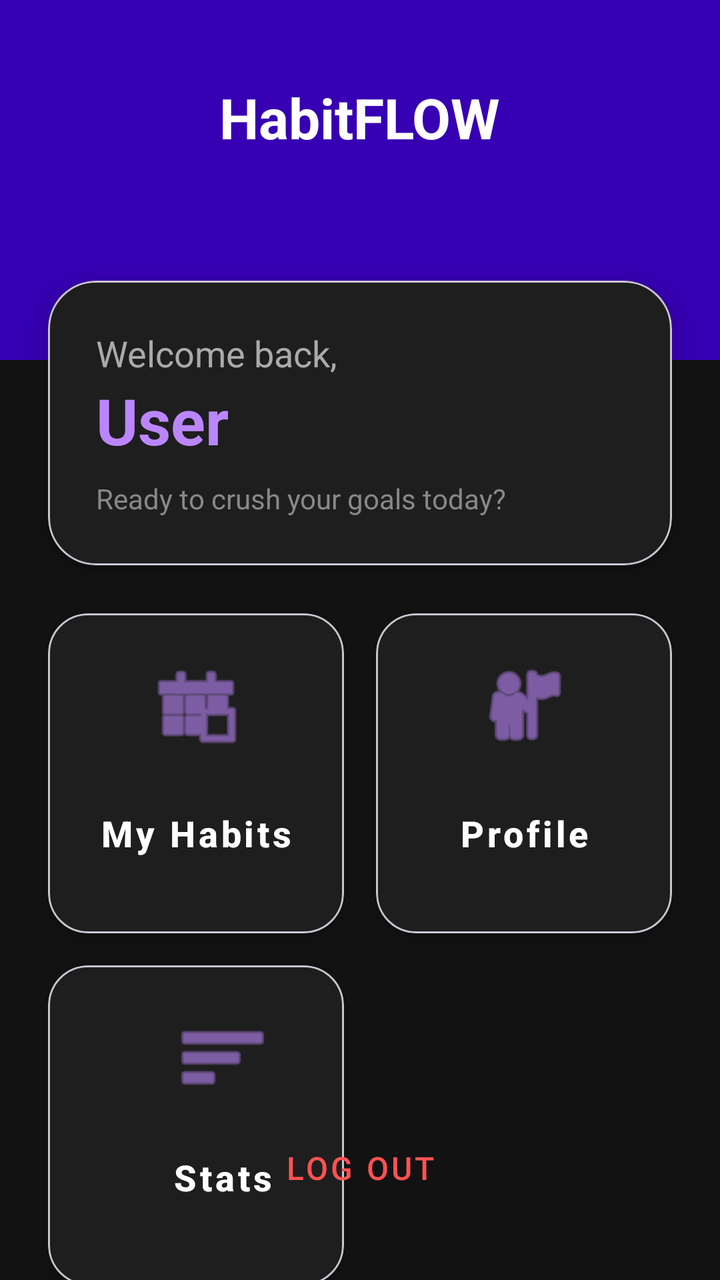
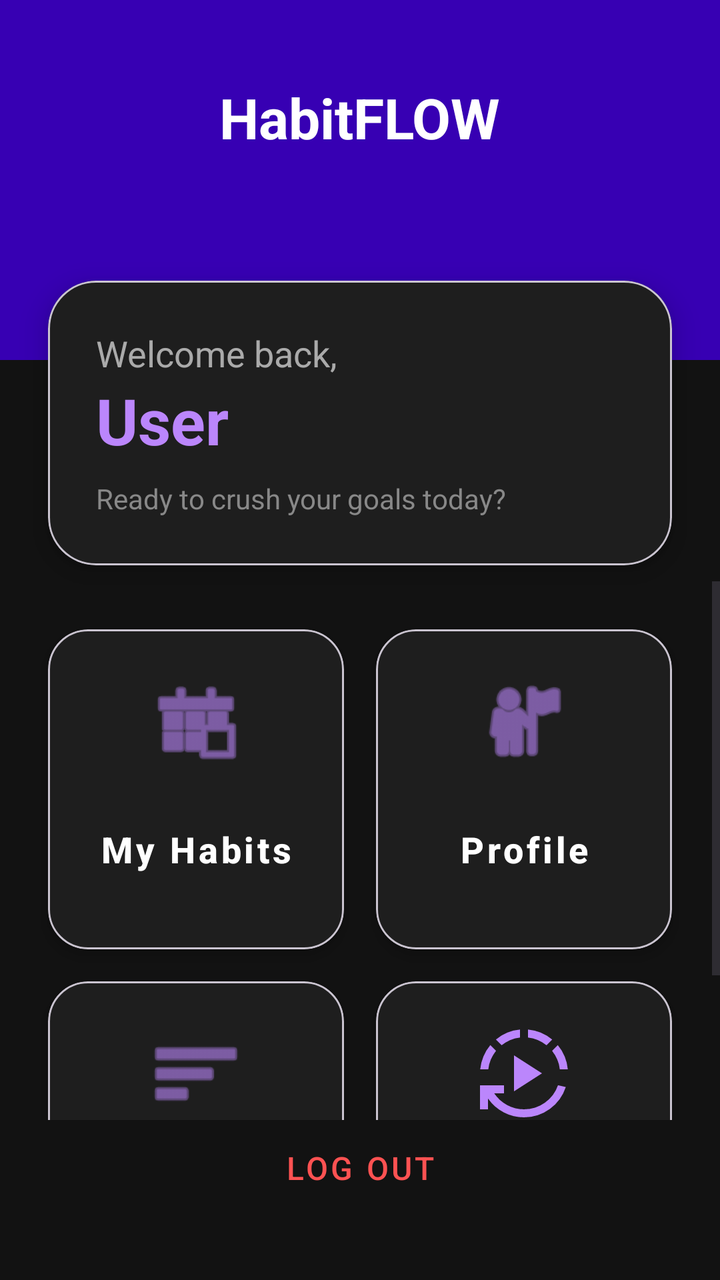

Screens rendered from an Android XML layout before and after an edit, with the pre-edit source and the edit as a unified diff.
<!-- AndroidManifest.xml: application theme Theme.HabitFLOWS -->
<!-- res/layout/activity_main_menu.xml -->
<?xml version="1.0" encoding="utf-8"?>
<androidx.constraintlayout.widget.ConstraintLayout xmlns:android="http://schemas.android.com/apk/res/android"
    xmlns:app="http://schemas.android.com/apk/res-auto"
    xmlns:tools="http://schemas.android.com/tools"
    android:id="@+id/main"
    android:layout_width="match_parent"
    android:layout_height="match_parent"
    android:background="@color/background_black"
    tools:context=".MainMenu">

    
    <View
        android:id="@+id/viewHeader"
        android:layout_width="match_parent"
        android:layout_height="180dp"
        android:background="@color/purple_700"
        app:layout_constraintTop_toTopOf="parent"
        tools:layout_editor_absoluteX="134dp" />

    <TextView
        android:id="@+id/mainMenuHomeTV"
        android:layout_width="wrap_content"
        android:layout_height="wrap_content"
        android:layout_marginTop="40dp"
        android:text="HabitFLOW"
        android:textColor="@color/white"
        android:textSize="28sp"
        android:textStyle="bold"
        app:layout_constraintEnd_toEndOf="parent"
        app:layout_constraintStart_toStartOf="parent"
        app:layout_constraintTop_toTopOf="parent" />

    
    <com.google.android.material.card.MaterialCardView
        android:id="@+id/welcomeCard"
        android:layout_width="match_parent"
        android:layout_height="wrap_content"
        android:layout_marginStart="24dp"
        android:layout_marginTop="-40dp"
        android:layout_marginEnd="24dp"
        app:cardBackgroundColor="@color/surface_dark"
        app:cardCornerRadius="24dp"
        app:cardElevation="8dp"
        app:layout_constraintTop_toBottomOf="@id/viewHeader">

        <LinearLayout
            android:layout_width="match_parent"
            android:layout_height="wrap_content"
            android:orientation="vertical"
            android:padding="24dp">

            <TextView
                android:id="@+id/mainMenuHomeTV3"
                android:layout_width="wrap_content"
                android:layout_height="wrap_content"
                android:text="Welcome back,"
                android:textColor="#AAAAAA"
                android:textSize="18sp" />

            <TextView
                android:id="@+id/mainMenuHomeTV4"
                android:layout_width="wrap_content"
                android:layout_height="wrap_content"
                android:text="User"
                android:textColor="@color/purple_200"
                android:textSize="32sp"
                android:textStyle="bold" />

            <TextView
                android:layout_width="wrap_content"
                android:layout_height="wrap_content"
                android:layout_marginTop="8dp"
                android:text="Ready to crush your goals today?"
                android:textColor="#888888"
                android:textSize="14sp" />
        </LinearLayout>
    </com.google.android.material.card.MaterialCardView>

    
    <GridLayout
        android:id="@+id/gridLayout"
        android:layout_width="match_parent"
        android:layout_height="wrap_content"
        android:layout_margin="16dp"
        android:columnCount="2"
        android:rowCount="1"
        app:layout_constraintTop_toBottomOf="@id/welcomeCard"
        tools:layout_editor_absoluteX="16dp">

        
        <com.google.android.material.card.MaterialCardView
            android:layout_width="0dp"
            android:layout_height="160dp"
            android:layout_rowWeight="1"
            android:layout_columnWeight="1"
            android:layout_margin="8dp"
            app:cardBackgroundColor="@color/surface_dark"
            app:cardCornerRadius="20dp"
            app:cardElevation="4dp">

            <com.google.android.material.button.MaterialButton
                android:id="@+id/btnHabit"
                style="@style/Widget.MaterialComponents.Button.TextButton"
                android:layout_width="match_parent"
                android:layout_height="match_parent"
                android:gravity="center"
                android:orientation="vertical"
                android:padding="16dp"
                android:text="My Habits"
                android:textAllCaps="false"
                android:textColor="@color/white"
                android:textSize="18sp"
                android:textStyle="bold"
                app:icon="@android:drawable/ic_menu_today"
                app:iconGravity="top"
                app:iconPadding="12dp"
                app:iconSize="48dp"
                app:iconTint="@color/purple_200" />

        </com.google.android.material.card.MaterialCardView>

        
        <com.google.android.material.card.MaterialCardView
            android:layout_width="0dp"
            android:layout_height="160dp"
            android:layout_rowWeight="1"
            android:layout_columnWeight="1"
            android:layout_margin="8dp"
            app:cardBackgroundColor="@color/surface_dark"
            app:cardCornerRadius="20dp"
            app:cardElevation="4dp">

            <com.google.android.material.button.MaterialButton
                android:id="@+id/Profile"
                style="@style/Widget.MaterialComponents.Button.TextButton"
                android:layout_width="match_parent"
                android:layout_height="match_parent"
                android:gravity="center"
                android:padding="16dp"
                android:text="Profile"
                android:textAllCaps="false"
                android:textColor="@color/white"
                android:textSize="18sp"
                android:textStyle="bold"
                app:icon="@android:drawable/ic_menu_myplaces"
                app:iconGravity="top"
                app:iconPadding="12dp"
                app:iconSize="48dp"
                app:iconTint="@color/purple_200" />
        </com.google.android.material.card.MaterialCardView>

        <com.google.android.material.card.MaterialCardView
            android:layout_width="0dp"
            android:layout_height="160dp"
            android:layout_rowWeight="1"
            android:layout_columnWeight="1"
            android:layout_margin="8dp"
            app:cardBackgroundColor="@color/surface_dark"
            app:cardCornerRadius="20dp"
            app:cardElevation="4dp">
            <com.google.android.material.button.MaterialButton
                android:id="@+id/btnStats"
                style="@style/Widget.MaterialComponents.Button.TextButton"
                android:layout_width="175dp"
                android:layout_height="152dp"
                android:gravity="center"
                android:orientation="vertical"
                android:padding="16dp"
                android:text="Stats"
                android:textAllCaps="false"
                android:textColor="@color/white"
                android:textSize="18sp"
                android:textStyle="bold"
                app:icon="@android:drawable/ic_menu_sort_by_size"
                app:iconGravity="top"
                app:iconPadding="12dp"
                app:iconSize="48dp"
                app:iconTint="@color/purple_200"
                app:layout_constraintBottom_toBottomOf="parent"
                app:layout_constraintEnd_toEndOf="parent"
                app:layout_constraintHorizontal_bias="0.101"
                app:layout_constraintStart_toStartOf="parent"
                app:layout_constraintTop_toTopOf="parent"
                app:layout_constraintVertical_bias="0.844" />
        </com.google.android.material.card.MaterialCardView>

    </GridLayout>

    
    <com.google.android.material.button.MaterialButton
        android:id="@+id/mainMenuLogoutBtn"
        style="@style/Widget.MaterialComponents.Button.TextButton"
        android:layout_width="wrap_content"
        android:layout_height="wrap_content"
        android:layout_marginBottom="32dp"
        android:text="Log Out"
        android:textColor="#FF5252"
        android:textSize="16sp"
        app:layout_constraintBottom_toBottomOf="parent"
        app:layout_constraintEnd_toEndOf="parent"
        app:layout_constraintStart_toStartOf="parent" />



</androidx.constraintlayout.widget.ConstraintLayout>
<!-- resources referenced by this layout -->
<resources>
  <color name="background_black">#121212</color>
  <color name="purple_200">#FFBB86FC</color>
  <color name="purple_700">#FF3700B3</color>
  <color name="surface_dark">#1E1E1E</color>
  <color name="white">#FFFFFFFF</color>
  <style name="Theme.HabitFLOWS" parent="Base.Theme.HabitFLOWS" />
  <style name="Base.Theme.HabitFLOWS" parent="Theme.Material3.DayNight.NoActionBar">
          
          
      </style>
</resources>

<!-- the commit's change to res/layout/activity_main_menu.xml (unified diff, before → after) -->
@@ -14,8 +14,7 @@
         android:layout_width="match_parent"
         android:layout_height="180dp"
         android:background="@color/purple_700"
-        app:layout_constraintTop_toTopOf="parent"
-        tools:layout_editor_absoluteX="134dp" />
+        app:layout_constraintTop_toTopOf="parent" />
 
     <TextView
         android:id="@+id/mainMenuHomeTV"
@@ -77,114 +76,142 @@
     </com.google.android.material.card.MaterialCardView>
 
     
-    <GridLayout
-        android:id="@+id/gridLayout"
+    <ScrollView
         android:layout_width="match_parent"
-        android:layout_height="wrap_content"
-        android:layout_margin="16dp"
-        android:columnCount="2"
-        android:rowCount="1"
-        app:layout_constraintTop_toBottomOf="@id/welcomeCard"
-        tools:layout_editor_absoluteX="16dp">
-
-        
-        <com.google.android.material.card.MaterialCardView
-            android:layout_width="0dp"
-            android:layout_height="160dp"
-            android:layout_rowWeight="1"
-            android:layout_columnWeight="1"
-            android:layout_margin="8dp"
-            app:cardBackgroundColor="@color/surface_dark"
-            app:cardCornerRadius="20dp"
-            app:cardElevation="4dp">
-
-            <com.google.android.material.button.MaterialButton
-                android:id="@+id/btnHabit"
-                style="@style/Widget.MaterialComponents.Button.TextButton"
-                android:layout_width="match_parent"
-                android:layout_height="match_parent"
-                android:gravity="center"
-                android:orientation="vertical"
-                android:padding="16dp"
-                android:text="My Habits"
-                android:textAllCaps="false"
-                android:textColor="@color/white"
-                android:textSize="18sp"
-                android:textStyle="bold"
-                app:icon="@android:drawable/ic_menu_today"
-                app:iconGravity="top"
-                app:iconPadding="12dp"
-                app:iconSize="48dp"
-                app:iconTint="@color/purple_200" />
-
-        </com.google.android.material.card.MaterialCardView>
-
-        
-        <com.google.android.material.card.MaterialCardView
-            android:layout_width="0dp"
-            android:layout_height="160dp"
-            android:layout_rowWeight="1"
-            android:layout_columnWeight="1"
-            android:layout_margin="8dp"
-            app:cardBackgroundColor="@color/surface_dark"
-            app:cardCornerRadius="20dp"
-            app:cardElevation="4dp">
-
-            <com.google.android.material.button.MaterialButton
-                android:id="@+id/Profile"
-                style="@style/Widget.MaterialComponents.Button.TextButton"
-                android:layout_width="match_parent"
-                android:layout_height="match_parent"
-                android:gravity="center"
-                android:padding="16dp"
-                android:text="Profile"
-                android:textAllCaps="false"
-                android:textColor="@color/white"
-                android:textSize="18sp"
-                android:textStyle="bold"
-                app:icon="@android:drawable/ic_menu_myplaces"
-                app:iconGravity="top"
-                app:iconPadding="12dp"
-                app:iconSize="48dp"
-                app:iconTint="@color/purple_200" />
-        </com.google.android.material.card.MaterialCardView>
-
-        <com.google.android.material.card.MaterialCardView
-            android:layout_width="0dp"
-            android:layout_height="160dp"
-            android:layout_rowWeight="1"
-            android:layout_columnWeight="1"
-            android:layout_margin="8dp"
-            app:cardBackgroundColor="@color/surface_dark"
-            app:cardCornerRadius="20dp"
-            app:cardElevation="4dp">
-            <com.google.android.material.button.MaterialButton
-                android:id="@+id/btnStats"
-                style="@style/Widget.MaterialComponents.Button.TextButton"
-                android:layout_width="175dp"
-                android:layout_height="152dp"
-                android:gravity="center"
-                android:orientation="vertical"
-                android:padding="16dp"
-                android:text="Stats"
-                android:textAllCaps="false"
-                android:textColor="@color/white"
-                android:textSize="18sp"
-                android:textStyle="bold"
-                app:icon="@android:drawable/ic_menu_sort_by_size"
-                app:iconGravity="top"
-                app:iconPadding="12dp"
-                app:iconSize="48dp"
-                app:iconTint="@color/purple_200"
-                app:layout_constraintBottom_toBottomOf="parent"
-                app:layout_constraintEnd_toEndOf="parent"
-                app:layout_constraintHorizontal_bias="0.101"
-                app:layout_constraintStart_toStartOf="parent"
-                app:layout_constraintTop_toTopOf="parent"
-                app:layout_constraintVertical_bias="0.844" />
-        </com.google.android.material.card.MaterialCardView>
-
-    </GridLayout>
+        android:layout_height="0dp"
+        android:layout_marginTop="8dp"
+        app:layout_constraintBottom_toTopOf="@+id/mainMenuLogoutBtn"
+        app:layout_constraintTop_toBottomOf="@id/welcomeCard">
+
+        <GridLayout
+            android:id="@+id/gridLayout"
+            android:layout_width="match_parent"
+            android:layout_height="wrap_content"
+            android:layout_margin="16dp"
+            android:columnCount="2">
+
+            
+            <com.google.android.material.card.MaterialCardView
+                android:layout_width="0dp"
+                android:layout_height="160dp"
+                android:layout_rowWeight="1"
+                android:layout_columnWeight="1"
+                android:layout_margin="8dp"
+                app:cardBackgroundColor="@color/surface_dark"
+                app:cardCornerRadius="20dp"
+                app:cardElevation="4dp">
+
+                <com.google.android.material.button.MaterialButton
+                    android:id="@+id/btnHabit"
+                    style="@style/Widget.MaterialComponents.Button.TextButton"
+                    android:layout_width="match_parent"
+                    android:layout_height="match_parent"
+                    android:gravity="center"
+                    android:orientation="vertical"
+                    android:padding="16dp"
+                    android:text="My Habits"
+                    android:textAllCaps="false"
+                    android:textColor="@color/white"
+                    android:textSize="18sp"
+                    android:textStyle="bold"
+                    app:icon="@android:drawable/ic_menu_today"
+                    app:iconGravity="top"
+                    app:iconPadding="12dp"
+                    app:iconSize="48dp"
+                    app:iconTint="@color/purple_200" />
+            </com.google.android.material.card.MaterialCardView>
+
+            
+            <com.google.android.material.card.MaterialCardView
+                android:layout_width="0dp"
+                android:layout_height="160dp"
+                android:layout_rowWeight="1"
+                android:layout_columnWeight="1"
+                android:layout_margin="8dp"
+                app:cardBackgroundColor="@color/surface_dark"
+                app:cardCornerRadius="20dp"
+                app:cardElevation="4dp">
+
+                <com.google.android.material.button.MaterialButton
+                    android:id="@+id/Profile"
+                    style="@style/Widget.MaterialComponents.Button.TextButton"
+                    android:layout_width="match_parent"
+                    android:layout_height="match_parent"
+                    android:gravity="center"
+                    android:padding="16dp"
+                    android:text="Profile"
+                    android:textAllCaps="false"
+                    android:textColor="@color/white"
+                    android:textSize="18sp"
+                    android:textStyle="bold"
+                    app:icon="@android:drawable/ic_menu_myplaces"
+                    app:iconGravity="top"
+                    app:iconPadding="12dp"
+                    app:iconSize="48dp"
+                    app:iconTint="@color/purple_200" />
+            </com.google.android.material.card.MaterialCardView>
+
+            
+            <com.google.android.material.card.MaterialCardView
+                android:layout_width="0dp"
+                android:layout_height="160dp"
+                android:layout_rowWeight="1"
+                android:layout_columnWeight="1"
+                android:layout_margin="8dp"
+                app:cardBackgroundColor="@color/surface_dark"
+                app:cardCornerRadius="20dp"
+                app:cardElevation="4dp">
+
+                <com.google.android.material.button.MaterialButton
+                    android:id="@+id/btnStatistics"
+                    style="@style/Widget.MaterialComponents.Button.TextButton"
+                    android:layout_width="match_parent"
+                    android:layout_height="match_parent"
+                    android:gravity="center"
+                    android:padding="16dp"
+                    android:text="Stats"
+                    android:textAllCaps="false"
+                    android:textColor="@color/white"
+                    android:textSize="18sp"
+                    android:textStyle="bold"
+                    app:icon="@android:drawable/ic_menu_sort_by_size"
+                    app:iconGravity="top"
+                    app:iconPadding="12dp"
+                    app:iconSize="48dp"
+                    app:iconTint="@color/purple_200" />
+            </com.google.android.material.card.MaterialCardView>
+
+            
+            <com.google.android.material.card.MaterialCardView
+                android:layout_width="0dp"
+                android:layout_height="160dp"
+                android:layout_rowWeight="1"
+                android:layout_columnWeight="1"
+                android:layout_margin="8dp"
+                app:cardBackgroundColor="@color/surface_dark"
+                app:cardCornerRadius="20dp"
+                app:cardElevation="4dp">
+
+                <com.google.android.material.button.MaterialButton
+                    android:id="@+id/btnPlayHabit"
+                    style="@style/Widget.MaterialComponents.Button.TextButton"
+                    android:layout_width="match_parent"
+                    android:layout_height="match_parent"
+                    android:gravity="center"
+                    android:padding="16dp"
+                    android:text="Play Habit"
+                    android:textAllCaps="false"
+                    android:textColor="@color/white"
+                    android:textSize="18sp"
+                    android:textStyle="bold"
+                    app:icon="@drawable/outline_autoplay_24"
+                    app:iconGravity="top"
+                    app:iconPadding="12dp"
+                    app:iconSize="48dp"
+                    app:iconTint="@color/purple_200" />
+            </com.google.android.material.card.MaterialCardView>
+        </GridLayout>
+    </ScrollView>
 
     
     <com.google.android.material.button.MaterialButton
@@ -200,6 +227,4 @@
         app:layout_constraintEnd_toEndOf="parent"
         app:layout_constraintStart_toStartOf="parent" />
 
-
-
 </androidx.constraintlayout.widget.ConstraintLayout>
<!-- resource entries referenced after the edit -->
@@ -5,6 +5,12 @@
   <color name="purple_700">#FF3700B3</color>
   <color name="surface_dark">#1E1E1E</color>
   <color name="white">#FFFFFFFF</color>
+  <!-- drawable outline_autoplay_24 (drawable) -->
+  <vector xmlns:android="http://schemas.android.com/apk/res/android" android:height="24dp" android:tint="#00D9FF" android:viewportHeight="960" android:viewportWidth="960" android:width="24dp">
+        
+      <path android:fillColor="@android:color/white" android:pathData="M380,660L380,300L660,480L380,660ZM480,920Q372,920 277.5,870.5Q183,821 120,732L120,840L40,840L40,600L280,600L280,680L182,680Q233,755 311.5,797.5Q390,840 480,840Q595,840 688.5,774Q782,708 820,599L898,617Q853,753 738,836.5Q623,920 480,920ZM42,440Q49,373 74,311.5Q99,250 143,198L200,255Q168,296 148,342.5Q128,389 123,440L42,440ZM256,199L199,142Q252,98 313,72.5Q374,47 440,42L440,122Q389,127 343,147Q297,167 256,199ZM705,199Q664,167 617.5,147Q571,127 520,122L520,42Q587,48 648.5,73Q710,98 762,142L705,199ZM838,440Q833,389 813,342.5Q793,296 761,255L818,198Q862,250 887,311.5Q912,373 918,440L838,440Z"/>
+      
+  </vector>
   <style name="Theme.HabitFLOWS" parent="Base.Theme.HabitFLOWS" />
   <style name="Base.Theme.HabitFLOWS" parent="Theme.Material3.DayNight.NoActionBar">
           
